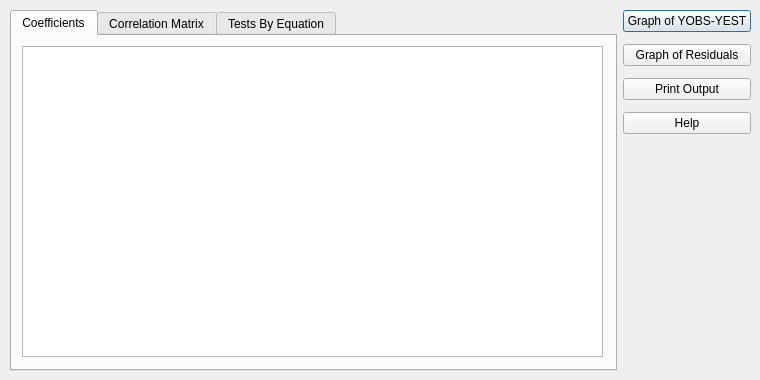
This is gui/iode_objs/estimation/estimation_results.ui in plan-be/iode as Qt 5 draws it before an edit. The edited form follows.
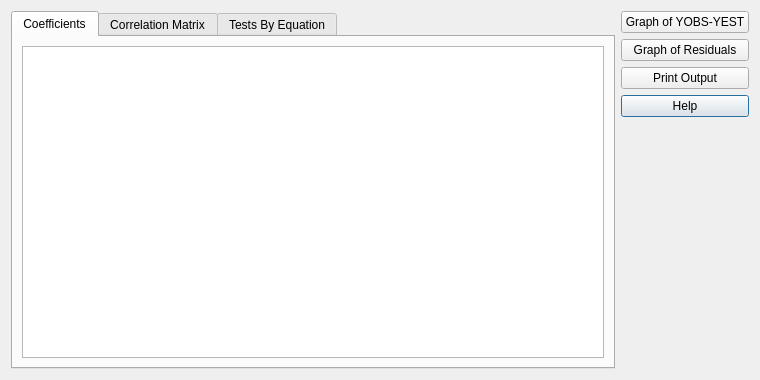
This is the edited form.

Commit message:
GUI: (TestsEqsModel)      - implemented table model class to display values of equations tests values      (EstimationResultsDialog)      - updated set_tests_tab()      - updated corresponding Qt Design file 'estimation_results.ui'
fix #443

Diff of the .ui file:
```diff
--- a/gui/iode_objs/estimation/estimation_results.ui
+++ b/gui/iode_objs/estimation/estimation_results.ui
@@ -13,85 +13,8 @@
   <property name="windowTitle">
    <string>Estimation Results</string>
   </property>
-  <widget class="QWidget" name="layoutWidget">
-   <property name="geometry">
-    <rect>
-     <x>10</x>
-     <y>10</y>
-     <width>741</width>
-     <height>361</height>
-    </rect>
-   </property>
-   <layout class="QHBoxLayout" name="horizontalLayout">
-    <item>
-     <widget class="QTabWidget" name="tabWidget">
-      <property name="currentIndex">
-       <number>0</number>
-      </property>
-      <widget class="QWidget" name="tab_coefs">
-       <attribute name="title">
-        <string>Coefficients</string>
-       </attribute>
-       <widget class="QTableView" name="tableView_coefs">
-        <property name="geometry">
-         <rect>
-          <x>10</x>
-          <y>10</y>
-          <width>581</width>
-          <height>311</height>
-         </rect>
-        </property>
-       </widget>
-      </widget>
-      <widget class="QWidget" name="tab_corr">
-       <attribute name="title">
-        <string>Correlation Matrix</string>
-       </attribute>
-       <widget class="QTableView" name="tableView_corr_matrix">
-        <property name="geometry">
-         <rect>
-          <x>10</x>
-          <y>10</y>
-          <width>581</width>
-          <height>311</height>
-         </rect>
-        </property>
-       </widget>
-      </widget>
-      <widget class="QWidget" name="tab_tests">
-       <attribute name="title">
-        <string>Tests By Equation</string>
-       </attribute>
-      </widget>
-     </widget>
-    </item>
-    <item>
-     <layout class="QVBoxLayout" name="verticalLayout">
-      <property name="spacing">
-       <number>12</number>
-      </property>
-      <item>
-       <widget class="QPushButton" name="pushButton_graph_YOBS">
-        <property name="text">
-         <string>Graph of YOBS-YEST</string>
-        </property>
-       </widget>
-      </item>
-      <item>
-       <widget class="QPushButton" name="pushButton_graph_residuals">
-        <property name="text">
-         <string>Graph of Residuals</string>
-        </property>
-       </widget>
-      </item>
-      <item>
-       <widget class="QPushButton" name="pushButton_print_output">
-        <property name="text">
-         <string>Print Output</string>
-        </property>
-       </widget>
-      </item>
-      <item>
+  <layout class="QGridLayout" name="gridLayout">
+   <item row="3" column="1">
        <widget class="QPushButton" name="pushButton_help">
         <property name="text">
          <string>Help</string>
@@ -101,7 +24,14 @@
         </property>
        </widget>
       </item>
-      <item>
+   <item row="1" column="1">
+    <widget class="QPushButton" name="pushButton_graph_residuals">
+     <property name="text">
+      <string>Graph of Residuals</string>
+     </property>
+    </widget>
+   </item>
+   <item row="4" column="1">
        <spacer name="verticalSpacer">
         <property name="orientation">
          <enum>Qt::Vertical</enum>
@@ -109,15 +39,93 @@
         <property name="sizeHint" stdset="0">
          <size>
           <width>20</width>
-          <height>40</height>
+       <height>239</height>
          </size>
         </property>
        </spacer>
       </item>
-     </layout>
+   <item row="2" column="1">
+    <widget class="QPushButton" name="pushButton_print_output">
+     <property name="text">
+      <string>Print Output</string>
+     </property>
+    </widget>
+   </item>
+   <item row="0" column="1">
+    <widget class="QPushButton" name="pushButton_graph_YOBS">
+     <property name="text">
+      <string>Graph of YOBS-YEST</string>
+     </property>
+    </widget>
+   </item>
+   <item row="0" column="0" rowspan="5">
+    <widget class="QTabWidget" name="tabWidget">
+     <property name="currentIndex">
+      <number>0</number>
+     </property>
+     <widget class="QWidget" name="tab_coefs">
+      <attribute name="title">
+       <string>Coefficients</string>
+      </attribute>
+      <layout class="QGridLayout" name="gridLayout_2">
+       <item row="0" column="0">
+        <widget class="QTableView" name="tableView_coefs">
+         <property name="sizeAdjustPolicy">
+          <enum>QAbstractScrollArea::AdjustIgnored</enum>
+         </property>
+         <property name="editTriggers">
+          <set>QAbstractItemView::AnyKeyPressed|QAbstractItemView::DoubleClicked|QAbstractItemView::EditKeyPressed</set>
+         </property>
+        </widget>
+       </item>
+      </layout>
+     </widget>
+     <widget class="QWidget" name="tab_corr">
+      <attribute name="title">
+       <string>Correlation Matrix</string>
+      </attribute>
+      <layout class="QGridLayout" name="gridLayout_3">
+       <item row="0" column="0">
+        <widget class="QTableView" name="tableView_corr_matrix">
+         <property name="sizeAdjustPolicy">
+          <enum>QAbstractScrollArea::AdjustIgnored</enum>
+         </property>
+         <property name="editTriggers">
+          <set>QAbstractItemView::NoEditTriggers</set>
+         </property>
+        </widget>
     </item>
    </layout>
   </widget>
+     <widget class="QWidget" name="tab_tests">
+      <attribute name="title">
+       <string>Tests By Equation</string>
+      </attribute>
+      <layout class="QGridLayout" name="gridLayout_4">
+       <item row="0" column="0">
+        <widget class="QTableView" name="tableView_tests">
+         <property name="sizeAdjustPolicy">
+          <enum>QAbstractScrollArea::AdjustIgnored</enum>
+         </property>
+         <property name="editTriggers">
+          <set>QAbstractItemView::NoEditTriggers</set>
+         </property>
+         <property name="showDropIndicator" stdset="0">
+          <bool>true</bool>
+         </property>
+         <property name="dragDropOverwriteMode">
+          <bool>true</bool>
+         </property>
+         <property name="selectionMode">
+          <enum>QAbstractItemView::ContiguousSelection</enum>
+         </property>
+        </widget>
+       </item>
+      </layout>
+     </widget>
+    </widget>
+   </item>
+  </layout>
  </widget>
  <resources/>
  <connections>
```
Lines whose indentation alone changed are shown as unchanged. The commit also changes 5 other files.
